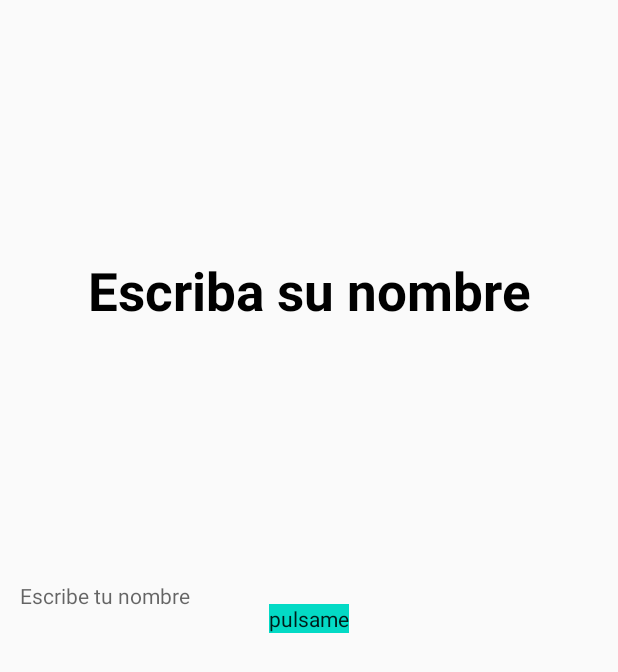
After one commit to IDGS-903-21000377/IntroKotil1, an Android app built with Jetpack Compose: the layout activity_saludo.xml on its own in the app's theme, with its tools: preview values and no code run, on a phone screen of 412 x 824 dp. The commit adds this screen. Shown: the top 672 px of the screen. Run offline under Robolectric (Android 15) with nearby library versions, the phone set to English and light mode, and no system bars.

Commit message:
for-while

```diff
--- a/app/build.gradle.kts
+++ b/app/build.gradle.kts
@@ -49,6 +49,10 @@ dependencies {
     implementation(libs.androidx.ui.graphics)
     implementation(libs.androidx.ui.tooling.preview)
     implementation(libs.androidx.material3)
+    implementation(libs.androidx.appcompat)
+    implementation(libs.material)
+    implementation(libs.androidx.activity)
+    implementation(libs.androidx.constraintlayout)
     testImplementation(libs.junit)
     androidTestImplementation(libs.androidx.junit)
     androidTestImplementation(libs.androidx.espresso.core)
--- /dev/null
+++ b/app/src/main/res/layout/activity_saludo.xml
@@ -0,0 +1,47 @@
+<?xml version="1.0" encoding="utf-8"?>
+<androidx.constraintlayout.widget.ConstraintLayout
+    xmlns:android="http://schemas.android.com/apk/res/android"
+    xmlns:app="http://schemas.android.com/apk/res-auto"
+    xmlns:tools="http://schemas.android.com/tools"
+    android:id="@+id/main"
+    android:layout_width="match_parent"
+    android:layout_height="match_parent"
+    tools:context="._temaskotil.practica1.saludoActivity">
+
+    <androidx.appcompat.widget.AppCompatEditText
+        android:id="@+id/edtName"
+        android:layout_width="386dp"
+        android:layout_height="71dp"
+        android:layout_marginBottom="32dp"
+        android:maxLines="1"
+        android:singleLine="true"
+        android:hint="@string/nombre"
+        app:layout_constraintBaseline_toTopOf="@+id/button"
+        app:layout_constraintEnd_toEndOf="parent"
+        app:layout_constraintStart_toStartOf="parent" />
+
+    <TextView
+        android:id="@+id/textView"
+        android:layout_width="wrap_content"
+        android:layout_height="wrap_content"
+        android:text="@string/escriba_su_nombre"
+        android:textColor="@color/black"
+        android:textSize="35sp"
+        android:textStyle="bold"
+        app:layout_constraintBottom_toTopOf="@+id/edtName"
+        app:layout_constraintEnd_toEndOf="parent"
+        app:layout_constraintStart_toStartOf="parent"
+        app:layout_constraintTop_toTopOf="parent" />
+
+    <androidx.appcompat.widget.AppCompatButton
+        android:id="@+id/button"
+        android:layout_width="wrap_content"
+        android:layout_height="wrap_content"
+        android:background="@color/teal_200"
+        android:text="@string/pulsame"
+        app:layout_constraintBottom_toBottomOf="parent"
+        app:layout_constraintEnd_toEndOf="parent"
+        app:layout_constraintStart_toStartOf="parent"
+        app:layout_constraintTop_toTopOf="parent" />
+
+</androidx.constraintlayout.widget.ConstraintLayout>
--- a/app/src/main/res/values/strings.xml
+++ b/app/src/main/res/values/strings.xml
@@ -1,3 +1,7 @@
 <resources>
-    <string name="app_name">IntroKotil</string>
+    <string name="app_name">Intro Kotlin903</string>
+    <string name="hola_mundo">Hola mundo</string>
+    <string name="nombre">Escribe tu nombre</string>
+    <string name="pulsame">pulsame</string>
+    <string name="escriba_su_nombre">Escriba su nombre</string>
 </resources>
```
Also changed, not shown: app/src/main/AndroidManifest.xml (+9 -0 lines), app/src/main/java/com/example/introkotil/_temaskotil/practica1/saludoActivity.kt (added, +23 -0 lines), app/src/main/java/com/example/introkotil/_temaskotil/tema6-funciones.kt (added, +24 -0 lines), app/src/main/java/com/example/introkotil/_temaskotil/tema7-class.kt (added, +30 -0 lines), gradle/libs.versions.toml (+8 -0 lines).
